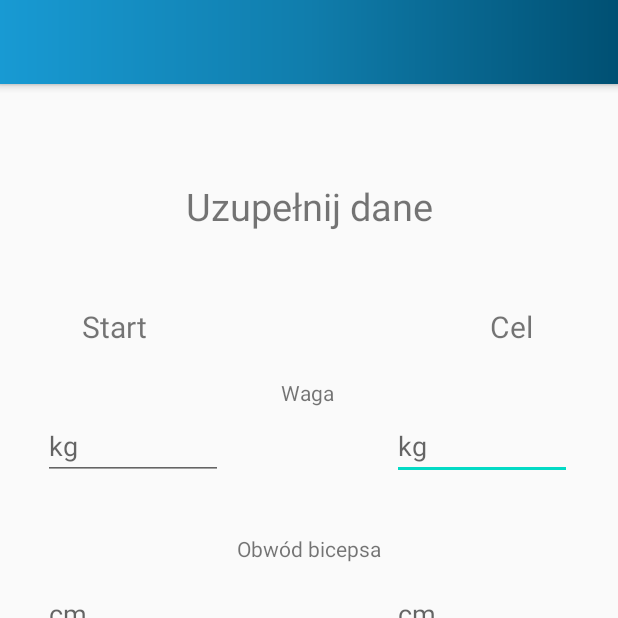
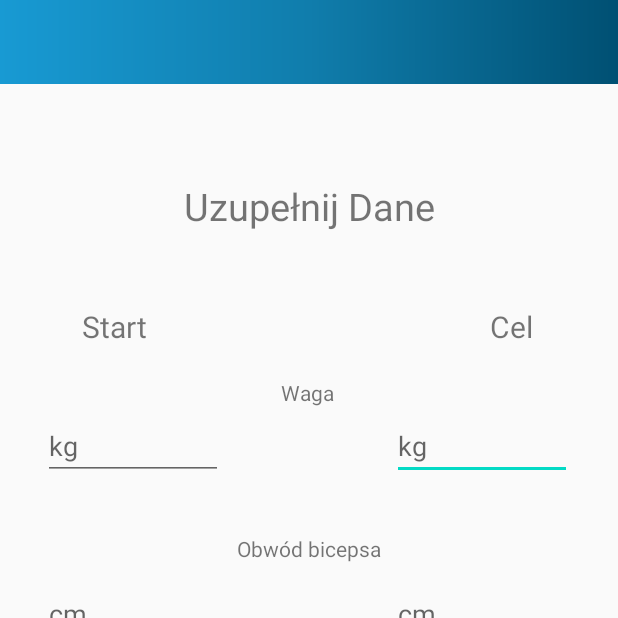
Before and after one commit to kduczek/Fitness-App, an Android app: the screen it shows after launch once a user with an empty profile is signed in (MainActivity), in the side drawer, after a tap on "Dodaj dane", on a phone screen of 412 x 824 dp, the top half of it. Run offline under Robolectric (Android 15) with nearby library versions, the phone set to English and light mode, and no system bars; our stand-ins replace Firebase (no records; nobody signed in at launch, a user with empty details on screens opened directly), Picasso; 8 statements that could not run were skipped.

Commit message:
Liczne poprawki uwag zwracanych przez IDE, usuniecie nieuzywanych zakladek z aplikacji, usprawnienie kreatora planow

```diff
--- a/app/src/main/AndroidManifest.xml
+++ b/app/src/main/AndroidManifest.xml
@@ -1,6 +1,5 @@
 <?xml version="1.0" encoding="utf-8"?>
 <manifest xmlns:android="http://schemas.android.com/apk/res/android"
-    xmlns:app="http://schemas.android.com/apk/res-auto"
     package="com.example.fitnessapp">
 
     <application
--- a/app/src/main/java/com/example/fitnessapp/LoginActivity.java
+++ b/app/src/main/java/com/example/fitnessapp/LoginActivity.java
@@ -10,6 +10,7 @@ import android.os.Bundle;
 import android.view.View;
 import android.widget.Button;
 import android.widget.EditText;
+import android.widget.ImageView;
 import android.widget.TextView;
 import android.widget.Toast;
 
--- a/app/src/main/java/com/example/fitnessapp/MainActivity.java
+++ b/app/src/main/java/com/example/fitnessapp/MainActivity.java
@@ -96,9 +96,9 @@ public class MainActivity extends AppCompatActivity  implements NavigationView.O
             case R.id.nav_wybor:
                 getSupportFragmentManager().beginTransaction().replace(R.id.container_fragment, new Wybor()).addToBackStack(null).commit();
                 break;
-            case R.id.nav_settings:
-                getSupportFragmentManager().beginTransaction().replace(R.id.container_fragment, new SettingsFragment()).addToBackStack(null).commit();
-                break;
+//            case R.id.nav_settings:
+//                getSupportFragmentManager().beginTransaction().replace(R.id.container_fragment, new SettingsFragment()).addToBackStack(null).commit();
+//                break;
             case R.id.nav_logout:
                 FirebaseAuth.getInstance().signOut();
                 Toast.makeText(this, "Wylogowano", Toast.LENGTH_SHORT).show();
--- a/app/src/main/java/com/example/fitnessapp/Plany.java
+++ b/app/src/main/java/com/example/fitnessapp/Plany.java
@@ -213,7 +213,7 @@ public class Plany extends Fragment {
         FirebaseFirestore dbb=FirebaseFirestore.getInstance();
             dbb.collection("Konta").document(urzytkownik.getKontoname()).update(
                    "licznik", urzytkownik.getLicznik());
-            Tresc.setText(urzytkownik.getLicznik()+urzytkownik.getKontoname());
+            //Tresc.setText(urzytkownik.getLicznik()+urzytkownik.getKontoname());
 
 
             DocumentReference refpostepy=dba.collection("Postepy").document(urzytkownik.getKontoname());
--- a/app/src/main/java/com/example/fitnessapp/Postepy.java
+++ b/app/src/main/java/com/example/fitnessapp/Postepy.java
@@ -20,11 +20,9 @@ public class Postepy {
         this.iloscTrenigow = "0";
         this.iloscCwiczen = "0";
         this.poczatkowyObwodPasa = poczatkowyobwodpasa;
-        //this.poczatkowyObwodKlaty = poczatkowyobwodklaty;
         this.poczatkowyObwodBicepsa = poczatkowyobwodbicepsa;
         this.poczatkowaWaga = poczatkowawaga;
         this.docelowyObwodPasa = docelowyobwodpasa;
-        //this.docelowyoObwodKlaty = docelowyobwodklaty;
         this.docelowyObwodBicepsa = docelowyobwodbicepsa;
         this.docelowaWaga = docelowawaga;
     }
--- a/app/src/main/res/layout/activity_dodaj_dane.xml
+++ b/app/src/main/res/layout/activity_dodaj_dane.xml
@@ -18,7 +18,7 @@
         android:id="@+id/ZapiszDane"
         android:layout_width="wrap_content"
         android:layout_height="wrap_content"
-        android:text="Zapisz dane"
+        android:text="@string/saveData"
         app:layout_constraintBottom_toBottomOf="@+id/include"
         app:layout_constraintEnd_toEndOf="parent"
         app:layout_constraintHorizontal_bias="0.498"
@@ -31,8 +31,8 @@
         android:layout_width="wrap_content"
         android:layout_height="wrap_content"
         android:layout_marginTop="120dp"
-        android:text="Uzupełnij dane"
-        android:textSize="25dp"
+        android:text="@string/fillData"
+        android:textSize="25sp"
         app:layout_constraintEnd_toEndOf="parent"
         app:layout_constraintStart_toStartOf="parent"
         app:layout_constraintTop_toTopOf="parent" />
@@ -43,12 +43,13 @@
         android:layout_height="40dp"
         android:layout_marginTop="280dp"
         android:ems="10"
-        android:hint="kg"
+        android:hint="@string/kg"
         android:inputType="textPersonName"
         app:layout_constraintEnd_toEndOf="parent"
         app:layout_constraintHorizontal_bias="0.896"
         app:layout_constraintStart_toStartOf="parent"
-        app:layout_constraintTop_toTopOf="parent" />
+        app:layout_constraintTop_toTopOf="parent"
+        android:importantForAutofill="no" />
 
     <EditText
         android:id="@+id/editTextWaga1"
@@ -56,19 +57,20 @@
         android:layout_height="40dp"
         android:layout_marginTop="280dp"
         android:ems="10"
-        android:hint="kg"
+        android:hint="@string/kg"
         android:inputType="textPersonName"
         app:layout_constraintEnd_toEndOf="parent"
         app:layout_constraintHorizontal_bias="0.099"
         app:layout_constraintStart_toStartOf="parent"
-        app:layout_constraintTop_toTopOf="parent" />
+        app:layout_constraintTop_toTopOf="parent"
+        android:importantForAutofill="no" />
 
     <TextView
         android:id="@+id/textViewWaga"
         android:layout_width="wrap_content"
         android:layout_height="wrap_content"
         android:layout_marginTop="252dp"
-        android:text="Waga"
+        android:text="@string/weight"
         app:layout_constraintEnd_toEndOf="parent"
         app:layout_constraintHorizontal_bias="0.498"
         app:layout_constraintStart_toStartOf="parent"
@@ -79,8 +81,8 @@
         android:layout_width="wrap_content"
         android:layout_height="wrap_content"
         android:layout_marginTop="204dp"
-        android:text="Start"
-        android:textSize="20dp"
+        android:text="@string/start"
+        android:textSize="20sp"
         app:layout_constraintEnd_toEndOf="parent"
         app:layout_constraintHorizontal_bias="0.149"
         app:layout_constraintStart_toStartOf="parent"
@@ -91,8 +93,8 @@
         android:layout_width="wrap_content"
         android:layout_height="wrap_content"
         android:layout_marginTop="204dp"
-        android:text="Cel"
-        android:textSize="20dp"
+        android:text="@string/target"
+        android:textSize="20sp"
         app:layout_constraintEnd_toEndOf="parent"
         app:layout_constraintHorizontal_bias="0.853"
         app:layout_constraintStart_toStartOf="parent"
@@ -103,7 +105,7 @@
         android:layout_width="wrap_content"
         android:layout_height="wrap_content"
         android:layout_marginTop="356dp"
-        android:text="Obwód bicepsa"
+        android:text="@string/biceps"
         app:layout_constraintEnd_toEndOf="parent"
         app:layout_constraintHorizontal_bias="0.501"
         app:layout_constraintStart_toStartOf="parent"
@@ -115,12 +117,13 @@
         android:layout_height="40dp"
         android:layout_marginTop="392dp"
         android:ems="10"
-        android:hint="cm"
+        android:hint="@string/cm"
         android:inputType="textPersonName"
         app:layout_constraintEnd_toEndOf="parent"
         app:layout_constraintHorizontal_bias="0.099"
         app:layout_constraintStart_toStartOf="parent"
-        app:layout_constraintTop_toTopOf="parent" />
+        app:layout_constraintTop_toTopOf="parent"
+        android:importantForAutofill="no" />
 
     <EditText
         android:id="@+id/editTextBiceps2"
@@ -128,19 +131,20 @@
         android:layout_height="40dp"
         android:layout_marginTop="392dp"
         android:ems="10"
-        android:hint="cm"
+        android:hint="@string/cm"
         android:inputType="textPersonName"
         app:layout_constraintEnd_toEndOf="parent"
         app:layout_constraintHorizontal_bias="0.896"
         app:layout_constraintStart_toStartOf="parent"
-        app:layout_constraintTop_toTopOf="parent" />
+        app:layout_constraintTop_toTopOf="parent"
+        android:importantForAutofill="no" />
 
     <TextView
         android:id="@+id/textViewPas"
         android:layout_width="wrap_content"
         android:layout_height="wrap_content"
         android:layout_marginTop="464dp"
-        android:text="Obwód pasa"
+        android:text="@string/waist"
         app:layout_constraintEnd_toEndOf="parent"
         app:layout_constraintHorizontal_bias="0.498"
         app:layout_constraintStart_toStartOf="parent"
@@ -152,12 +156,13 @@
         android:layout_height="40dp"
         android:layout_marginTop="496dp"
         android:ems="10"
-        android:hint="cm"
+        android:hint="@string/cm"
         android:inputType="textPersonName"
         app:layout_constraintEnd_toEndOf="parent"
         app:layout_constraintHorizontal_bias="0.127"
         app:layout_constraintStart_toStartOf="parent"
-        app:layout_constraintTop_toTopOf="parent" />
+        app:layout_constraintTop_toTopOf="parent"
+        android:importantForAutofill="no" />
 
     <EditText
         android:id="@+id/editTextPas2"
@@ -165,10 +170,11 @@
         android:layout_height="40dp"
         android:layout_marginTop="496dp"
         android:ems="10"
-        android:hint="cm"
+        android:hint="@string/cm"
         android:inputType="textPersonName"
         app:layout_constraintEnd_toEndOf="parent"
         app:layout_constraintHorizontal_bias="0.896"
         app:layout_constraintStart_toStartOf="parent"
-        app:layout_constraintTop_toTopOf="parent" />
+        app:layout_constraintTop_toTopOf="parent"
+        android:importantForAutofill="no" />
 </androidx.constraintlayout.widget.ConstraintLayout>
--- a/app/src/main/res/layout/drawer_toolbar.xml
+++ b/app/src/main/res/layout/drawer_toolbar.xml
@@ -1,14 +1,12 @@
 <?xml version="1.0" encoding="utf-8"?>
 <LinearLayout xmlns:android="http://schemas.android.com/apk/res/android"
     android:layout_width="match_parent"
-    android:layout_height="match_parent"
-    xmlns:app="http://schemas.android.com/apk/res-auto">
+    android:layout_height="match_parent">
 
     <androidx.appcompat.widget.Toolbar
         android:layout_width="match_parent"
         android:layout_height="?attr/actionBarSize"
         android:background="@drawable/header_gradient"
-        android:id="@+id/toolbar"
-        android:elevation="4dp"/>
+        android:id="@+id/toolbar" />
 
 </LinearLayout>
--- a/app/src/main/res/menu/drawer_menu.xml
+++ b/app/src/main/res/menu/drawer_menu.xml
@@ -1,47 +1,43 @@
 <?xml version="1.0" encoding="utf-8"?>
-<menu xmlns:android="http://schemas.android.com/apk/res/android">
+<menu xmlns:tools="http://schemas.android.com/tools"
+    xmlns:android="http://schemas.android.com/apk/res/android">
 
 
-    <item android:title="Główne">
+    <item android:title="@string/main">
         <menu>
             <item
                 android:id="@+id/nav_home"
                 android:icon="@drawable/ic_home_black_24dp"
-                android:title="Strona główna" />
+                android:title="@string/home" />
             <item
                 android:id="@+id/nav_profil"
                 android:icon="@drawable/ic_portrait_black_24dp"
-                android:title="Profil" />
+                android:title="@string/profile" />
             <item
                 android:id="@+id/nav_plans"
                 android:icon="@drawable/ic_fitness_center_black_24dp"
-                android:title="Plany" />
+                android:title="@string/plans" />
             <item
                 android:id="@+id/nav_creator"
                 android:icon="@drawable/ic_create_black_24dp"
-                android:title="Kreator planów" />
+                android:title="@string/creator" />
 
             <item
                 android:id="@+id/nav_dane"
                 android:icon="@drawable/ic_publish_black_24dp"
-                android:title="Dodaj dane" />
+                android:title="@string/add" />
             <item
                 android:id="@+id/nav_wybor"
                 android:icon="@drawable/ic_add_black_24dp"
-                android:title="Wybor" />
+                android:title="@string/choose" />
         </menu>
     </item>
 
-    <item android:title="Opcje">
-        <menu>
-            <item
-                android:id="@+id/nav_settings"
-                android:icon="@drawable/ic_settings"
-                android:title="Ustawienia" />
+
+
             <item
                 android:id="@+id/nav_logout"
                 android:icon="@drawable/ic_logout"
-                android:title="Wyloguj" />
-        </menu>
-    </item>
+                android:title="@string/logout" />
+
 </menu>
--- a/app/src/main/res/values/strings.xml
+++ b/app/src/main/res/values/strings.xml
@@ -4,7 +4,45 @@
     <string name="navigation_drawer_close">Close Navigation drawer</string>
     <string name="open">open</string>
     <string name="close">close</string>
+    <string name="DrawerDesc">DrawerMenuIcon</string>
+    <string name="DrawerText">Drawer Header</string>
+    <string name="main">Główne</string>
+    <string name="profile">Profil</string>
+    <string name="home">Strona główna</string>
+    <string name="plans">Plany</string>
+    <string name="creator">Kreator Planów</string>
+    <string name="add">Dodaj dane</string>
+    <string name="choose">Wybór</string>
+    <string name="logout">Wyloguj</string>
+    <string name="cm">cm</string>
+    <string name="kg">kg</string>
+    <string name="saveData">Zapisz Dane</string>
+    <string name="fillData">Uzupełnij Dane</string>
+    <string name="start">Start</string>
+    <string name="target">Cel</string>
+    <string name="weight">Waga</string>
+    <string name="biceps">Obwód bicepsa</string>
+    <string name="waist">Obwód pasa</string>
+    <string name="login">Zaloguj się</string>
+    <string name="password">Hasło</string>
+    <string name="email">E-mail</string>
+    <string name="loginV2">Logowanie</string>
+    <string name="loginIcon">Login Icon</string>
+    <string name="username">Nazwa użytkownika</string>
+    <string name="register">Zarejestruj się</string>
+    <string name="registerV2">Rejestracja</string>
+    <string name="planTitle">Nazwa planu</string>
+    <string name="next">Dalej</string>
+    <string name="save">Zapisz</string>
+    <string name="exDescription">Opisz swoje ćwiczenie</string>
     <string name="brakKonta">Nie masz jeszcze konta? <font fgcolor='#01C6DB'>Zarejestruj się</font></string>
     <string name="posiadaKonto">Masz już konto? <font fgcolor='#01C6DB'>Zaloguj się</font></string>
     <string name="zapomnialemHaslo"><font fgcolor='#F5372A'>Zapomniałem hasła</font></string>
+    <string name="ex1">Ćwiczenie pierwsze</string>
+    <string name="ex2">Ćwiczenie drugie</string>
+    <string name="ex3">Ćwiczenie trzecie</string>
+    <string name="ex4">Ćwiczenie czwarte</string>
+    <string name="ex5">Ćwiczenie piąte</string>
+    <string name="ex6">Ćwiczenie szóste</string>
+    <string name="ex7">Ćwiczenie siódme</string>
 </resources>
```
Also changed, not shown: app/src/main/java/com/example/fitnessapp/Kreator.java (+29 -15 lines), app/src/main/java/com/example/fitnessapp/SettingsFragment.java (deleted, +0 -20 lines), app/src/main/java/com/example/fitnessapp/Wybor.java (+5 -8 lines), app/src/main/res/layout/activity_kreator.xml (+11 -6 lines), app/src/main/res/layout/activity_login.xml (+11 -8 lines), app/src/main/res/layout/activity_register.xml (+14 -12 lines), app/src/main/res/layout/drawer_header.xml (+11 -9 lines), app/src/main/res/layout/fragment_fitness_center.xml (deleted, +0 -15 lines), app/src/main/res/layout/fragment_settings.xml (deleted, +0 -25 lines), app/src/main/res/drawable/gym.png (added).
